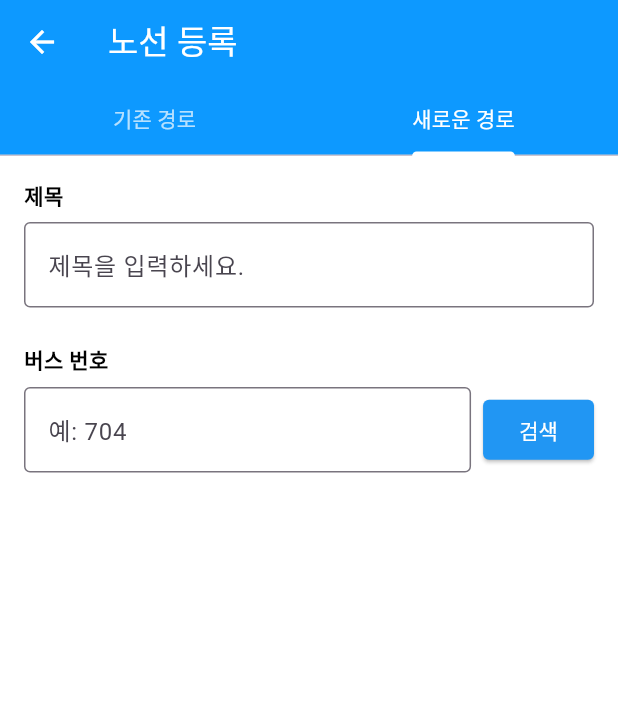
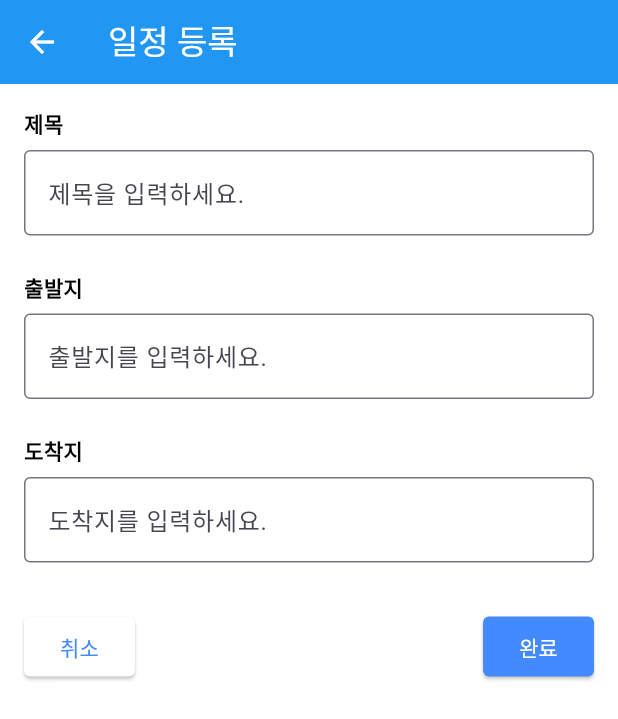
Before and after one commit to EomTeaEun/lastbus_notifier, a Flutter app: the screen it shows after launch, after a tap on the "add" icon, on a phone screen of 412 x 824 dp. Shown: the top 719 px of the screen. Run offline on Flutter 3.47's test engine with Material 3 defaults, Android fonts, the light colour scheme and no system bars; our stand-ins replace table_calendar.

```diff
--- a/lib/CustomScheduleInputPage.dart
+++ b/lib/CustomScheduleInputPage.dart
@@ -1,5 +1,6 @@
 // schedule_input_page.dart (업데이트된 새로운 노선 입력 페이지)
 import 'package:flutter/material.dart';
+import 'map_page.dart';
 
 class CustomScheduleInputPage extends StatefulWidget {
   const CustomScheduleInputPage({super.key});
@@ -8,113 +9,41 @@ class CustomScheduleInputPage extends StatefulWidget {
   State<CustomScheduleInputPage> createState() => _CustomScheduleInputPageState();
 }
 
-class _CustomScheduleInputPageState extends State<CustomScheduleInputPage>
-    with SingleTickerProviderStateMixin {
+class _CustomScheduleInputPageState extends State<CustomScheduleInputPage> {
   final TextEditingController _titleController = TextEditingController();
-  final TextEditingController _busController = TextEditingController();
+  final TextEditingController _departureController = TextEditingController();
+  final TextEditingController _destinationController = TextEditingController();
 
-  final List<String> _stops = [
-    '전자디자인고',
-    '북대전 IC 네거리',
-    '테크노밸리 2단지',
-    '테크노밸리 5단지',
-    '관평중학교',
-    '롯데마트 대덕점',
-  ];
-
-  final List<Map<String, String>> _existingRoutes = [
-    {
-      'title': '개강총회',
-      'bus': '704',
-      'route': '충남대학교 정문 → 테크노밸리 5단지'
-    },
-    {
-      'title': '동아리 회식',
-      'bus': '1002',
-      'route': '둔산동 → 주연이네'
-    },
-    {
-      'title': '스터디 모임',
-      'bus': '301',
-      'route': '관평중학교 → 롯데마트 대덕점'
-    },
-  ];
-
-  String? _departure;
-  String? _destination;
-  bool _showStopFields = false;
-
-  late TabController _tabController;
-
-  @override
-  void initState() {
-    super.initState();
-    _tabController = TabController(length: 2, vsync: this);
-    // 자동으로 "새로운 경로" 탭으로 이동
-    WidgetsBinding.instance.addPostFrameCallback((_) {
-      _tabController.animateTo(1);
-    });
+  void _onComplete() {
+    if (_titleController.text.isNotEmpty &&
+        _departureController.text.isNotEmpty &&
+        _destinationController.text.isNotEmpty) {
+      Navigator.push(
+        context,
+        MaterialPageRoute(
+          builder: (context) => MapPage(
+            title: _titleController.text,
+            departure: _departureController.text,
+            destination: _destinationController.text,
+          ),
+        ),
+      ).then((value) {
+        if (value != null) {
+          final schedule = '${_titleController.text} | ${_departureController.text}→${_destinationController.text}';
+          Navigator.pop(context, schedule);
         }
-
-  void _onSearchPressed() {
-    if (_busController.text.trim().isNotEmpty) {
-      setState(() {
-        _showStopFields = true;
       });
     }
   }
 
   @override
-  void dispose() {
-    _tabController.dispose();
-    super.dispose();
-  }
-
-  @override
   Widget build(BuildContext context) {
-    final Color mainBlue = const Color(0xFF0D99FF);
-
-    return DefaultTabController(
-      length: 2,
-      child: Scaffold(
+    return Scaffold(
       appBar: AppBar(
-          backgroundColor: mainBlue,
-          title: const Text('노선 등록'),
-          bottom: TabBar(
-            controller: _tabController,
-            labelColor: Colors.white,
-            unselectedLabelColor: Colors.white70,
-            indicatorColor: Colors.white,
-            tabs: const [
-              Tab(text: '기존 경로'),
-              Tab(text: '새로운 경로'),
-            ],
+        backgroundColor: Colors.blue,
+        title: const Text('일정 등록'),
       ),
-        ),
-        body: TabBarView(
-          controller: _tabController,
-          children: [
-            // 기존 노선 목록 탭
-            ListView.builder(
-              padding: const EdgeInsets.all(16),
-              itemCount: _existingRoutes.length,
-              itemBuilder: (context, index) {
-                final route = _existingRoutes[index];
-                return Card(
-                  child: ListTile(
-                    title: Text(
-                      '${route['title']} | ${route['bus']} ${route['route']}',
-                      style: const TextStyle(color: Colors.black),
-                    ),
-                    onTap: () {
-                      Navigator.pop(context, '${route['title']} | ${route['bus']} ${route['route']}');
-                    },
-                  ),
-                );
-              },
-            ),
-            // 새로운 경로 입력 탭
-            SingleChildScrollView(
+      body: SingleChildScrollView(
         padding: const EdgeInsets.all(16),
         child: Column(
           crossAxisAlignment: CrossAxisAlignment.start,
@@ -130,58 +59,26 @@ class _CustomScheduleInputPageState extends State<CustomScheduleInputPage>
               style: const TextStyle(color: Colors.black),
             ),
             const SizedBox(height: 24),
-                  const Text('버스 번호', style: TextStyle(fontWeight: FontWeight.bold)),
+            const Text('출발지', style: TextStyle(fontWeight: FontWeight.bold)),
             const SizedBox(height: 8),
-                  Row(
-                    children: [
-                      Expanded(
-                        child: TextField(
-                          controller: _busController,
+            TextField(
+              controller: _departureController,
               decoration: const InputDecoration(
-                            hintText: '예: 704',
+                hintText: '출발지를 입력하세요.',
                 border: OutlineInputBorder(),
               ),
               style: const TextStyle(color: Colors.black),
             ),
-                      ),
-                      const SizedBox(width: 8),
-                      ElevatedButton(
-                        style: ElevatedButton.styleFrom(
-                          backgroundColor: Colors.blue,
-                          foregroundColor: Colors.white,
-                          shape: RoundedRectangleBorder(
-                            borderRadius: BorderRadius.circular(4),
-                          ),
-                        ),
-                        onPressed: _onSearchPressed,
-                        child: const Text('검색'),
-                      ),
-                    ],
-                  ),
-                  if (_showStopFields) ...[
-                    const SizedBox(height: 24),
-                    const Text('출발지', style: TextStyle(fontWeight: FontWeight.bold)),
-                    const SizedBox(height: 8),
-                    DropdownButtonFormField<String>(
-                      decoration: const InputDecoration(border: OutlineInputBorder()),
-                      value: _departure,
-                      hint: const Text('출발지를 선택하세요'),
-                      items: _stops
-                          .map((stop) => DropdownMenuItem(value: stop, child: Text(stop)))
-                          .toList(),
-                      onChanged: (value) => setState(() => _departure = value),
-                    ),
             const SizedBox(height: 24),
             const Text('도착지', style: TextStyle(fontWeight: FontWeight.bold)),
             const SizedBox(height: 8),
-                    DropdownButtonFormField<String>(
-                      decoration: const InputDecoration(border: OutlineInputBorder()),
-                      value: _destination,
-                      hint: const Text('도착지를 선택하세요'),
-                      items: _stops
-                          .map((stop) => DropdownMenuItem(value: stop, child: Text(stop)))
-                          .toList(),
-                      onChanged: (value) => setState(() => _destination = value),
+            TextField(
+              controller: _destinationController,
+              decoration: const InputDecoration(
+                hintText: '도착지를 입력하세요.',
+                border: OutlineInputBorder(),
+              ),
+              style: const TextStyle(color: Colors.black),
             ),
             const SizedBox(height: 32),
             Row(
@@ -206,23 +103,10 @@ class _CustomScheduleInputPageState extends State<CustomScheduleInputPage>
                       borderRadius: BorderRadius.circular(4),
                     ),
                   ),
-                          onPressed: () {
-                            if (_titleController.text.isNotEmpty &&
-                                _busController.text.isNotEmpty &&
-                                _departure != null &&
-                                _destination != null) {
-                              final schedule =
-                                  '${_titleController.text} | ${_busController.text} $_departure→$_destination';
-                              Navigator.pop(context, schedule);
-                            }
-                          },
+                  onPressed: _onComplete,
                   child: const Text('완료'),
                 ),
               ],
-                    ),
-                  ],
-                ],
-              ),
             ),
           ],
         ),
--- a/lib/calendarPage.dart
+++ b/lib/calendarPage.dart
@@ -4,6 +4,7 @@ import 'CustomScheduleInputPage.dart';
 import 'menuPage.dart';
 import 'personal_info_page.dart';
 import 'FavoriteRoutesPage.dart';
+import 'call_page.dart';
 
 class CalendarPage extends StatefulWidget {
   const CalendarPage({super.key});
@@ -48,6 +49,13 @@ class _CalendarPageState extends State<CalendarPage> {
     }
   }
 
+  void _showCallPage() {
+    Navigator.push(
+      context,
+      MaterialPageRoute(builder: (context) => const CallPage()),
+    );
+  }
+
   List<Event> _getEventsForDay(DateTime day) {
     final key = DateTime.utc(day.year, day.month, day.day);
     return _schedules[key]?.map((s) => Event(s)).toList() ?? [];
@@ -62,6 +70,11 @@ class _CalendarPageState extends State<CalendarPage> {
         appBar: AppBar(
           title: const Text('일정 확인'),
           actions: [
+            IconButton(
+              icon: const Icon(Icons.notifications),
+              onPressed: _showCallPage,
+              tooltip: '알림',
+            ),
             IconButton(
               icon: const Icon(Icons.menu),
               onPressed: () {
```
Also changed, not shown: lib/call_page.dart (added, +36 -0 lines), lib/map_page.dart (added, +76 -0 lines), pubspec.yaml (+8 -7 lines), assets/images/call_example.png (added), assets/images/map_example.png (added), pubspec.lock, 2 other files. Lines whose indentation alone changed are shown as unchanged.
